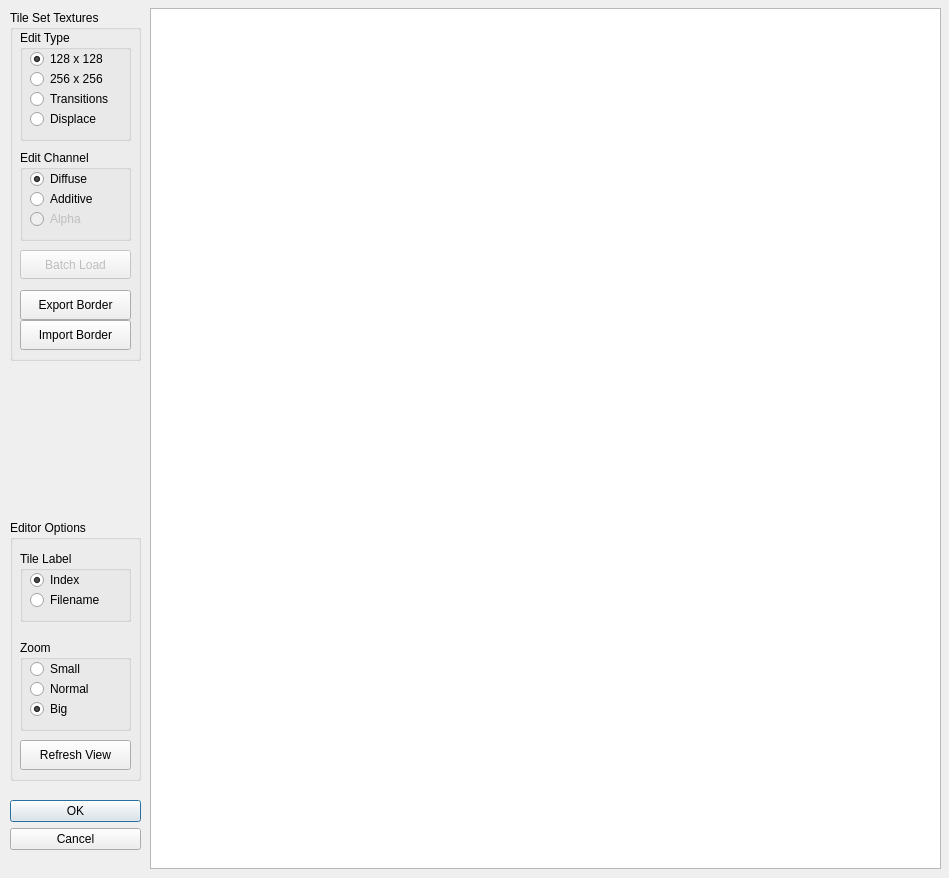
Above: nel/tools/3d/tile_edit_qt/tile_browser_qt.ui from ryzom/ryzomcore before the change. Below: the same form after it.
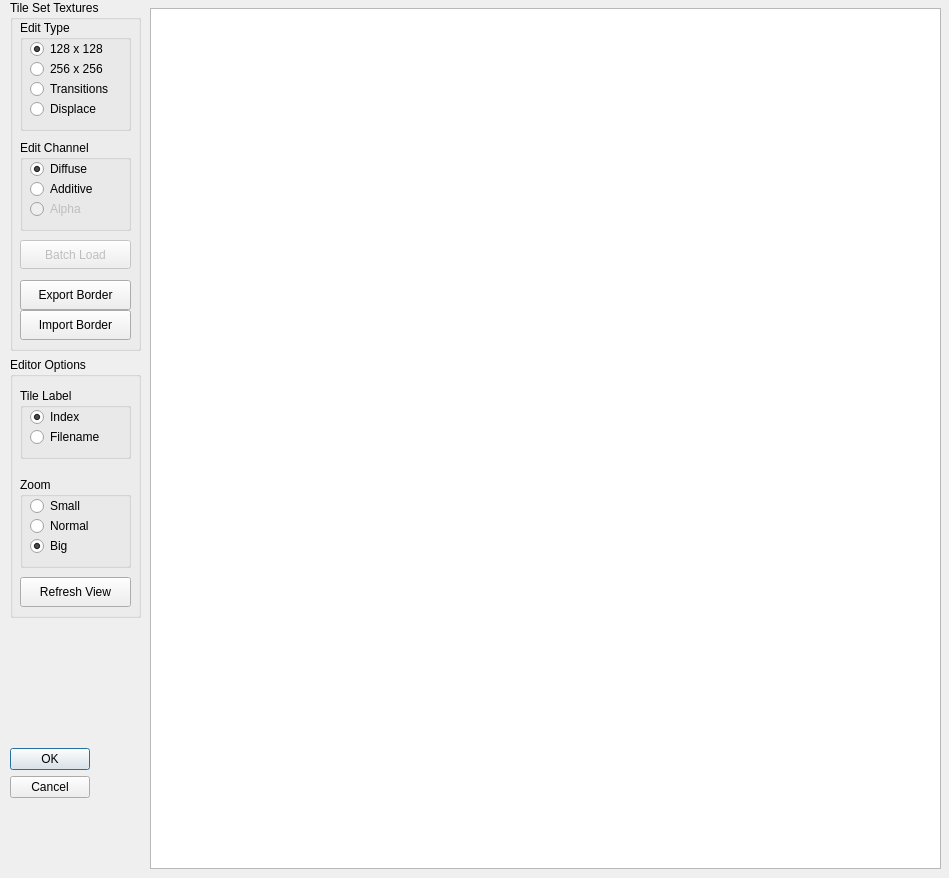
That is the form after the change. Icons and pictures are not drawn.

Commit message: tile_edit_qt: the Edit Tile Set dialog fits on a screen 768 pixels high

Diff of the .ui file:
```diff
--- a/nel/tools/3d/tile_edit_qt/tile_browser_qt.ui
+++ b/nel/tools/3d/tile_edit_qt/tile_browser_qt.ui
@@ -27,13 +27,13 @@
    <property name="minimumSize" >
     <size>
      <width>131</width>
-     <height>871</height>
+     <height>0</height>
     </size>
    </property>
    <property name="maximumSize" >
     <size>
      <width>200</width>
-     <height>990</height>
+     <height>16777215</height>
     </size>
    </property>
    <property name="frameShape" >
@@ -42,162 +42,26 @@
    <property name="frameShadow" >
     <enum>QFrame::Plain</enum>
    </property>
-   <widget class="QDialogButtonBox" name="buttonBox" >
-    <property name="geometry" >
-     <rect>
-      <x>0</x>
-      <y>800</y>
-      <width>131</width>
-      <height>61</height>
-     </rect>
+   <layout class="QVBoxLayout" name="buttonFrameLayout" >
+    <property name="leftMargin" >
+     <number>0</number>
     </property>
-    <property name="orientation" >
-     <enum>Qt::Vertical</enum>
+    <property name="topMargin" >
+     <number>0</number>
     </property>
-    <property name="standardButtons" >
-     <set>QDialogButtonBox::Cancel|QDialogButtonBox::Ok</set>
+    <property name="rightMargin" >
+     <number>0</number>
     </property>
-   </widget>
-   <widget class="QGroupBox" name="groupBox" >
-    <property name="geometry" >
-     <rect>
-      <x>0</x>
-      <y>520</y>
-      <width>131</width>
-      <height>261</height>
-     </rect>
+    <property name="bottomMargin" >
+     <number>0</number>
     </property>
-    <property name="title" >
-     <string>Editor Options</string>
-    </property>
-    <widget class="QPushButton" name="refreshPushButton" >
-     <property name="geometry" >
-      <rect>
-       <x>10</x>
-       <y>220</y>
-       <width>111</width>
-       <height>30</height>
-      </rect>
-     </property>
-     <property name="text" >
-      <string>Refresh View</string>
-     </property>
-    </widget>
-    <widget class="QGroupBox" name="tileLabelGroupBox" >
-     <property name="geometry" >
-      <rect>
-       <x>10</x>
-       <y>31</y>
-       <width>111</width>
-       <height>71</height>
-      </rect>
-     </property>
-     <property name="title" >
-      <string>Tile Label</string>
-     </property>
-     <widget class="QRadioButton" name="indexRadioButton" >
-      <property name="geometry" >
-       <rect>
-        <x>10</x>
-        <y>20</y>
-        <width>84</width>
-        <height>18</height>
-       </rect>
-      </property>
-      <property name="text" >
-       <string>Index</string>
-      </property>
-      <property name="checked" >
-       <bool>true</bool>
-      </property>
-     </widget>
-     <widget class="QRadioButton" name="fileNameRadioButton" >
-      <property name="geometry" >
-       <rect>
-        <x>10</x>
-        <y>40</y>
-        <width>84</width>
-        <height>18</height>
-       </rect>
-      </property>
-      <property name="text" >
-       <string>Filename</string>
-      </property>
-     </widget>
-    </widget>
-    <widget class="QGroupBox" name="tileZoomGroupBox" >
-     <property name="geometry" >
-      <rect>
-       <x>10</x>
-       <y>120</y>
-       <width>111</width>
-       <height>91</height>
-      </rect>
-     </property>
-     <property name="title" >
-      <string>Zoom</string>
-     </property>
-     <widget class="QRadioButton" name="smallRadioButton" >
-      <property name="geometry" >
-       <rect>
-        <x>10</x>
-        <y>20</y>
-        <width>84</width>
-        <height>18</height>
-       </rect>
-      </property>
-      <property name="text" >
-       <string>Small</string>
-      </property>
-      <property name="checked" >
-       <bool>false</bool>
-      </property>
-     </widget>
-     <widget class="QRadioButton" name="normalRadioButton" >
-      <property name="geometry" >
-       <rect>
-        <x>10</x>
-        <y>40</y>
-        <width>84</width>
-        <height>18</height>
-       </rect>
-      </property>
-      <property name="text" >
-       <string>Normal</string>
-      </property>
-     </widget>
-     <widget class="QRadioButton" name="bigRadioButton" >
-      <property name="enabled" >
-       <bool>true</bool>
-      </property>
-      <property name="geometry" >
-       <rect>
-        <x>10</x>
-        <y>60</y>
-        <width>84</width>
-        <height>18</height>
-       </rect>
-      </property>
-      <property name="text" >
-       <string>Big</string>
-      </property>
-      <property name="checkable" >
-       <bool>true</bool>
-      </property>
-      <property name="checked" >
-       <bool>true</bool>
-      </property>
-     </widget>
-    </widget>
-   </widget>
+    <item>
    <widget class="QGroupBox" name="groupBox_2" >
-    <property name="geometry" >
-     <rect>
-      <x>0</x>
-      <y>10</y>
+      <property name="minimumSize" >
+       <size>
       <width>131</width>
       <height>351</height>
-     </rect>
+       </size>
     </property>
     <property name="title" >
      <string>Tile Set Textures</string>
@@ -398,6 +262,163 @@
      </property>
     </widget>
    </widget>
+    </item>
+    <item>
+     <widget class="QGroupBox" name="groupBox" >
+      <property name="minimumSize" >
+       <size>
+        <width>131</width>
+        <height>261</height>
+       </size>
+      </property>
+      <property name="title" >
+       <string>Editor Options</string>
+      </property>
+      <widget class="QPushButton" name="refreshPushButton" >
+       <property name="geometry" >
+        <rect>
+         <x>10</x>
+         <y>220</y>
+         <width>111</width>
+         <height>30</height>
+        </rect>
+       </property>
+       <property name="text" >
+        <string>Refresh View</string>
+       </property>
+      </widget>
+      <widget class="QGroupBox" name="tileLabelGroupBox" >
+       <property name="geometry" >
+        <rect>
+         <x>10</x>
+         <y>31</y>
+         <width>111</width>
+         <height>71</height>
+        </rect>
+       </property>
+       <property name="title" >
+        <string>Tile Label</string>
+       </property>
+       <widget class="QRadioButton" name="indexRadioButton" >
+        <property name="geometry" >
+         <rect>
+          <x>10</x>
+          <y>20</y>
+          <width>84</width>
+          <height>18</height>
+         </rect>
+        </property>
+        <property name="text" >
+         <string>Index</string>
+        </property>
+        <property name="checked" >
+         <bool>true</bool>
+        </property>
+       </widget>
+       <widget class="QRadioButton" name="fileNameRadioButton" >
+        <property name="geometry" >
+         <rect>
+          <x>10</x>
+          <y>40</y>
+          <width>84</width>
+          <height>18</height>
+         </rect>
+        </property>
+        <property name="text" >
+         <string>Filename</string>
+        </property>
+       </widget>
+      </widget>
+      <widget class="QGroupBox" name="tileZoomGroupBox" >
+       <property name="geometry" >
+        <rect>
+         <x>10</x>
+         <y>120</y>
+         <width>111</width>
+         <height>91</height>
+        </rect>
+       </property>
+       <property name="title" >
+        <string>Zoom</string>
+       </property>
+       <widget class="QRadioButton" name="smallRadioButton" >
+        <property name="geometry" >
+         <rect>
+          <x>10</x>
+          <y>20</y>
+          <width>84</width>
+          <height>18</height>
+         </rect>
+        </property>
+        <property name="text" >
+         <string>Small</string>
+        </property>
+        <property name="checked" >
+         <bool>false</bool>
+        </property>
+       </widget>
+       <widget class="QRadioButton" name="normalRadioButton" >
+        <property name="geometry" >
+         <rect>
+          <x>10</x>
+          <y>40</y>
+          <width>84</width>
+          <height>18</height>
+         </rect>
+        </property>
+        <property name="text" >
+         <string>Normal</string>
+        </property>
+       </widget>
+       <widget class="QRadioButton" name="bigRadioButton" >
+        <property name="enabled" >
+         <bool>true</bool>
+        </property>
+        <property name="geometry" >
+         <rect>
+          <x>10</x>
+          <y>60</y>
+          <width>84</width>
+          <height>18</height>
+         </rect>
+        </property>
+        <property name="text" >
+         <string>Big</string>
+        </property>
+        <property name="checkable" >
+         <bool>true</bool>
+        </property>
+        <property name="checked" >
+         <bool>true</bool>
+        </property>
+       </widget>
+      </widget>
+     </widget>
+    </item>
+    <item>
+     <spacer name="buttonFrameSpacer" >
+      <property name="orientation" >
+       <enum>Qt::Vertical</enum>
+      </property>
+      <property name="sizeHint" stdset="0" >
+       <size>
+        <width>20</width>
+        <height>0</height>
+       </size>
+      </property>
+     </spacer>
+    </item>
+    <item>
+     <widget class="QDialogButtonBox" name="buttonBox" >
+      <property name="orientation" >
+       <enum>Qt::Vertical</enum>
+      </property>
+      <property name="standardButtons" >
+       <set>QDialogButtonBox::Cancel|QDialogButtonBox::Ok</set>
+      </property>
+     </widget>
+    </item>
+   </layout>
   </widget>
   <widget class="QListView" name="tileBrowserListView" >
    <property name="geometry" >
```
Lines whose indentation alone changed are shown as unchanged. The commit also changes 1 other file.
